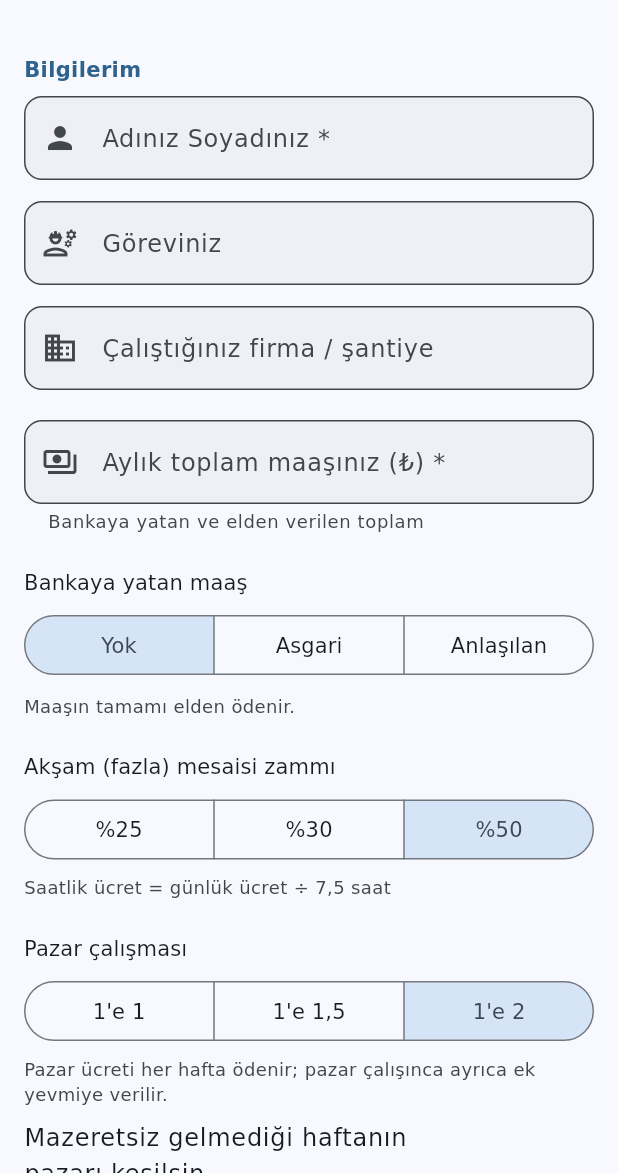
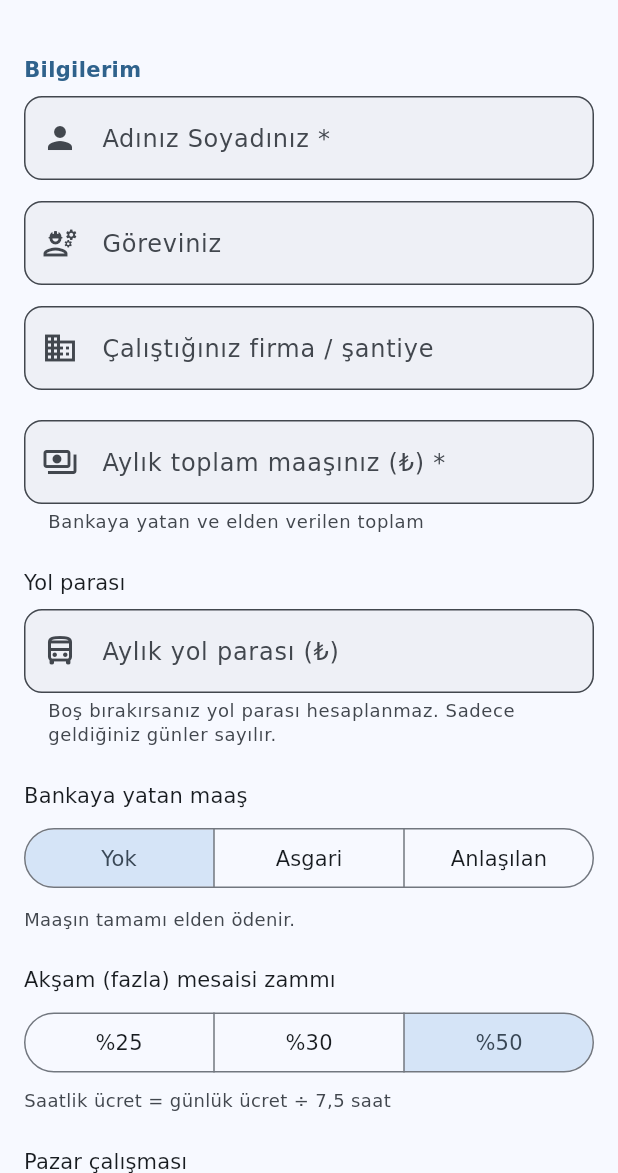
Before and after one commit to eymennegeeokurr-rgb/puantajim, a Flutter app: the AyarlarSayfasi screen opened directly, on a phone screen of 412 x 824 dp, the part 63-1236 px from its top. Run offline on Flutter 3.47's test engine with Material 3 defaults, Android fonts, the phone set to English and light mode, and no system bars; our stand-ins replace cloud_firestore, firebase_auth, firebase_core, pdf, share_plus, shared_preferences and 1 more; missing offline and left inert: dart:js_interop, excel, file_selector; accounts and stored records are empty.

Commit message:
Yol parası eklendi: Profilde aylık yol parasını girin, sadece geldiğiniz günler için hesaplanıp eldene eklenir.
Co-Authored-By: Claude Opus 5.5 <noreply@anthropic.com>
Claude-Session: https://claude.ai/code/session_01UjLxBpoCwQLUPz8Vx6kmnr

```diff
--- a/lib/models/profil.dart
+++ b/lib/models/profil.dart
@@ -56,6 +56,16 @@ class Profil {
   /// true: Haftada mazeretsiz "Gelmedim" varsa o haftanın pazar ücreti kesilir
   final bool pazarKesintisi;
 
+  // ---- Yol parası ----
+
+  /// Kişinin kendi belirlediği AYLIK yol parası (0 = yol parası yok).
+  /// Aya bölünür; sadece gelinen günler (Geldim, Yarım Gün) toplanır.
+  final double yolAylik;
+
+  /// false: aylık yol ÷ 30 = günlük yol
+  /// true : aylık yol ÷ ayın iş günü (pazar hariç) = günlük yol
+  final bool yolIsGununeBol;
+
   // ---- Banka / elden ----
 
   /// Bankaya yatan kısım: yok / asgari ücret / anlaşılan tutar
@@ -90,6 +100,8 @@ class Profil {
     this.molaSaat = 1.0,
     this.pazarEkYevmiye = 2,
     this.pazarKesintisi = true,
+    this.yolAylik = 0,
+    this.yolIsGununeBol = false,
     this.bankaTipi = BankaTipi.yok,
     this.bankaTutar = 0,
     this.hacizOrani = 0,
@@ -102,6 +114,9 @@ class Profil {
 
   /// Bir saatlik ücret karşılığı
   double get saatlikUcret => gunlukSaat > 0 ? gunlukUcret / gunlukSaat : 0;
+
+  /// Yol parası tanımlı mı?
+  bool get yolVar => yolAylik > 0;
 
   /// "1'e 2" gibi pazar oranı yazısı
   String get pazarEtiketi {
@@ -130,6 +145,8 @@ class Profil {
         'molaSaat': molaSaat,
         'pazarEkYevmiye': pazarEkYevmiye,
         'pazarKesintisi': pazarKesintisi,
+        'yolAylik': yolAylik,
+        'yolIsGununeBol': yolIsGununeBol,
         'bankaTipi': bankaTipi.name,
         'bankaTutar': bankaTutar,
         'hacizOrani': hacizOrani,
@@ -149,6 +166,8 @@ class Profil {
         molaSaat: (j['molaSaat'] as num?)?.toDouble() ?? 1.0,
         pazarEkYevmiye: (j['pazarEkYevmiye'] as num?)?.toDouble() ?? 2,
         pazarKesintisi: (j['pazarKesintisi'] as bool?) ?? true,
+        yolAylik: (j['yolAylik'] as num?)?.toDouble() ?? 0,
+        yolIsGununeBol: (j['yolIsGununeBol'] as bool?) ?? false,
         bankaTipi: BankaTipiX.adindan(j['bankaTipi'] as String?),
         bankaTutar: (j['bankaTutar'] as num?)?.toDouble() ?? 0,
         hacizOrani: (j['hacizOrani'] as num?)?.toDouble() ?? 0,
--- a/lib/services/hesaplama.dart
+++ b/lib/services/hesaplama.dart
@@ -58,6 +58,13 @@ class AylikOzet {
   final double avans;
   final double kesinti;
 
+  // ---- Yol parası ----
+  final double yolAylik; // Kişinin belirlediği aylık yol parası
+  final bool yolIsGununeBol; // true: iş gününe (pazar hariç), false: 30'a bölünür
+  final int yolBolen; // Aylık yolun bölündüğü gün (30 veya ayın iş günü)
+  final double yolGunluk; // Bir günlük yol parası
+  final int yolGunu; // Yol parası hesaplanan (gelinen) gün
+
   // ---- Rapor ----
   final int raporGunu; // Bu aydaki raporlu gün
   final double sgkOdenekGunu; // SGK'nın ödeme yaptığı gün (oran farkı dahil değil)
@@ -96,6 +103,11 @@ class AylikOzet {
     required this.ekOdeme,
     required this.avans,
     required this.kesinti,
+    this.yolAylik = 0,
+    this.yolIsGununeBol = false,
+    this.yolBolen = 30,
+    this.yolGunluk = 0,
+    this.yolGunu = 0,
     required this.raporGunu,
     required this.sgkOdenekGunu,
     required this.sgkGunlukKazanc,
@@ -127,8 +139,15 @@ class AylikOzet {
   /// Kesilen pazar sayısı
   int get kesilenPazar => kesilenPazarGunleri.length;
 
-  /// Toplam hak: temel ücret + mesai + pazar çalışması + ek ödemeler
-  double get brut => temelUcret + mesaiUcreti + pazarCalismaUcreti + ekOdeme;
+  /// Yol parası tanımlı mı?
+  bool get yolVar => yolAylik > 0;
+
+  /// Bu ay hak edilen yol parası: gelinen gün × günlük yol
+  double get yolParasi => yolGunu * yolGunluk;
+
+  /// Toplam hak: temel ücret + mesai + pazar çalışması + yol + ek ödemeler
+  double get brut =>
+      temelUcret + mesaiUcreti + pazarCalismaUcreti + yolParasi + ekOdeme;
 
   /// SGK'nın ödediği ve işverenin ödeyeceğinden düşülen tutar
   /// (sadece "rapor tam ödenir" açıkken düşülür)
@@ -147,6 +166,7 @@ class AylikOzet {
   double get bankayaYatan => bankaHakedis - haciz;
 
   /// Elden ödenecek: işverenin toplam ödemesi − bankaya giden (haciz dahil)
+  /// (Yol parası bankaya yatmaz, eldene eklenir.)
   double get elden => net - bankaHakedis;
 
   bool get bankaVar => bankaTipi != BankaTipi.yok && bankaAylik > 0;
@@ -166,7 +186,10 @@ class AylikOzet {
 ///     ek yevmiye (1'e 1 / 1'e 1,5 / 1'e 2) ödenir.
 ///   Günlük       = maaş ÷ 30,  Temel = ödenen gün × günlük
 ///   Mesai        = mesai saati × (günlük ÷ 7,5) × 1,5
-///   Toplam hak   = temel + mesai + ek ödeme
+///   YOL PARASI   = kişinin belirlediği aylık yol ÷ (30 veya ayın iş günü)
+///                  × gelinen gün (Geldim ve Yarım Gün = 1, pazar çalışması dahil).
+///                  Gelmedi, izin, rapor, tatil ve girilmemiş günlerde yol yok.
+///   Toplam hak   = temel + mesai + pazar çalışması + yol + ek ödeme
 ///
 /// RAPOR (SGK geçici iş göremezlik ödeneği, tahmini):
 ///   Günlük kazanç = SGK brüt ÷ 30 (en az brüt asgari/30, en fazla 9 katı)
@@ -181,11 +204,26 @@ class AylikOzet {
 ///   Haciz        = banka × oran (1/4 veya 1/10) → icraya
 ///   Bankaya net  = banka − haciz
 ///   Elden        = (toplam hak − SGK payı − avans − kesinti) − banka
+///                  (yol parası eldene dahildir)
 class Hesaplama {
   Hesaplama._();
 
   static String _anahtar(DateTime t) =>
       '${t.year.toString().padLeft(4, '0')}-${t.month.toString().padLeft(2, '0')}-${t.day.toString().padLeft(2, '0')}';
+
+  /// Ayın iş günü sayısı (Pazar hariç tüm günler)
+  static int isGunuSayisi(int yil, int ay) {
+    final gunSayisi = DateTime(yil, ay + 1, 0).day;
+    var n = 0;
+    for (var g = 1; g <= gunSayisi; g++) {
+      if (DateTime(yil, ay, g).weekday != DateTime.sunday) n++;
+    }
+    return n;
+  }
+
+  /// Yol parası sayılan gün mü? (işe gelinen gün)
+  static bool yolSayilir(GunDurumu d) =>
+      d == GunDurumu.geldi || d == GunDurumu.yarimGun;
 
   static AylikOzet hesapla({
     required Profil profil,
@@ -213,7 +251,6 @@ class Hesaplama {
       harita[k.tarih] = k;
       if (k.durum == GunDurumu.raporlu) raporGunu++;
     }
-
 
     double ekOdeme = 0, avans = 0, kesinti = 0;
     for (final h in hareketler) {
@@ -264,7 +301,10 @@ class Hesaplama {
     //  - Hafta tatili ücreti (1 gün): çalışsa da çalışmasa da ödenir.
     //    Ancak o hafta mazeretsiz "Gelmedim" varsa kesilir (ayar açıksa).
     //  - Pazar çalıştıysa ("Geldim"): ayrıca [pazarEkYevmiye] kadar ek yevmiye.
+    //
+    // YOL: Geldim / Yarım Gün girilen her gün (pazar dahil) 1 gün yol sayılır.
     double ucretliToplam = 0, primToplam = 0, pazarCalisma = 0;
+    var yolGunu = 0;
     final otomatikTatil = <int>{};
     final kesilenPazar = <int>{};
     var isaretsiz = 0;
@@ -275,6 +315,8 @@ class Hesaplama {
       final pazar = t.weekday == DateTime.sunday;
       final pazarKesilir = pazar && profil.pazarKesintisi && haftadaGelmedi(t);
       double ucretli = 0, prim = 0;
+
+      if (k != null && yolSayilir(k.durum)) yolGunu++;
 
       if (pazar && (k == null || k.durum.pazarTatilUcretiAlir)) {
         if (k == null && t.isAfter(bugunGun)) {
@@ -326,6 +368,12 @@ class Hesaplama {
       odenenGun = odenenGunlukte;
       temel = odenenGunlukte * gunluk;
     }
+
+    // ---- Yol parası: aylık yol ÷ (30 veya ayın iş günü)
+    final yolBolen =
+        profil.yolIsGununeBol ? isGunuSayisi(ay.year, ay.month) : 30;
+    final yolGunluk =
+        profil.yolAylik > 0 && yolBolen > 0 ? profil.yolAylik / yolBolen : 0.0;
 
     // ---- SGK rapor parası (tahmini)
     // Rapor ardışık günlerden oluşur; önceki aydan devam eden rapor da sayılır
@@ -388,6 +436,11 @@ class Hesaplama {
       ekOdeme: ekOdeme,
       avans: avans,
       kesinti: kesinti,
+      yolAylik: profil.yolAylik,
+      yolIsGununeBol: profil.yolIsGununeBol,
+      yolBolen: yolBolen,
+      yolGunluk: yolGunluk,
+      yolGunu: profil.yolAylik > 0 ? yolGunu : 0,
       raporGunu: raporGunu,
       sgkOdenekGunu: sgkGun,
       sgkGunlukKazanc: sgkGunluk,
--- a/lib/services/rapor_uretici.dart
+++ b/lib/services/rapor_uretici.dart
@@ -50,6 +50,14 @@ class RaporUretici {
     ];
   }
 
+  /// Yol parası açıklaması: "18 gün × 250,00 ₺ (aylık 7.500 ₺ ÷ 30)"
+  String get _yolAciklama {
+    final o = ozet;
+    final bolen = o.yolIsGununeBol ? '${o.yolBolen} iş günü' : '30';
+    return 'Yol parası (${o.yolGunu} gün × ${Bicim.para(o.yolGunluk)}, '
+        'aylık ${Bicim.para(o.yolAylik)} ÷ $bolen)';
+  }
+
   /// Hesap dökümü satırları (PDF ve Excel ortak)
   /// Tamamı büyük harf olan satırlar (TOPLAM, KALAN, ELDEN...) vurgulu gösterilir
   static bool vurgulu(String etiket) =>
@@ -90,6 +98,7 @@ class RaporUretici {
           'Fazla mesai (${Bicim.sayi(o.mesaiSaat)} sa × ${Bicim.para(o.saatlikUcret)}, ${profil.mesaiZamEtiketi} zamlı)',
           '+ ${Bicim.para(o.mesaiUcreti)}'
         ),
+      if (o.yolVar) (_yolAciklama, '+ ${Bicim.para(o.yolParasi)}'),
       if (o.ekOdeme > 0) ('Ek ödeme / prim', '+ ${Bicim.para(o.ekOdeme)}'),
       ('TOPLAM HAKEDİŞ', Bicim.para(o.brut)),
       if (o.raporGunu > 0 && o.raporTamOdenir)
@@ -107,7 +116,11 @@ class RaporUretici {
   List<(String, String)> get odemeSatirlari {
     final o = ozet;
     if (!o.bankaVar) {
-      return [('ELDEN ÖDENECEK', Bicim.para(o.net))];
+      return [
+        ('ELDEN ÖDENECEK', Bicim.para(o.net)),
+        if (o.yolParasi > 0)
+          ('(Eldene dahil yol parası)', Bicim.para(o.yolParasi)),
+      ];
     }
     final kaynak = o.bankaTipi == BankaTipi.asgari
         ? '${o.asgariYili} net asgari ücret'
@@ -120,6 +133,8 @@ class RaporUretici {
         ('Haciz kesintisi (${o.hacizEtiketi}, icraya gider)', '− ${Bicim.para(o.haciz)}'),
       ('BANKAYA NET YATACAK', Bicim.para(o.bankayaYatan)),
       ('ELDEN ÖDENECEK', Bicim.para(o.elden)),
+      if (o.yolParasi > 0)
+        ('(Eldene dahil yol parası)', Bicim.para(o.yolParasi)),
       if (o.raporGunu > 0)
         (
           'SGK rapor parası (ayrıca SGK yatırır, tahmini)',
@@ -203,6 +218,12 @@ class RaporUretici {
                   '${Bicim.kisaTarih(ozet.ay)} - ${Bicim.kisaTarih(DateTime(ozet.ay.year, ozet.ay.month, ozet.gunSayisi))}',
                   'Normal Mesai',
                   'Günde ${Bicim.sayi(profil.gunlukSaat)} saat'),
+              if (ozet.yolVar)
+                _bilgiSatiri(
+                    'Yol Parası',
+                    'Aylık ${Bicim.para(ozet.yolAylik)}',
+                    'Günlük Yol',
+                    '${Bicim.para(ozet.yolGunluk)} (÷ ${ozet.yolIsGununeBol ? '${ozet.yolBolen} iş günü' : '30'})'),
             ],
           ),
           pw.SizedBox(height: 10),
@@ -314,6 +335,13 @@ class RaporUretici {
                 '"Kesildi": o hafta mazeretsiz devamsızlık olduğu için hafta tatili ücreti ödenmedi.',
                 style: const pw.TextStyle(fontSize: 8, color: PdfColors.grey700)),
           ],
+          if (ozet.yolVar) ...[
+            pw.SizedBox(height: 4),
+            pw.Text(
+                'Yol parası sadece gelinen günler (Geldi, Yarım Gün, Pazar Çalıştı) için hesaplandı; '
+                'gelinmeyen, izinli, raporlu ve tatil günlerinin yolu sayılmadı.',
+                style: const pw.TextStyle(fontSize: 8, color: PdfColors.grey700)),
+          ],
           if (ozet.isaretsizGun > 0) ...[
             pw.SizedBox(height: 8),
             pw.Text(
@@ -353,6 +381,7 @@ class RaporUretici {
       for (final d in GunDurumu.values)
         if (ozet.adet(d) > 0) [d.raporEtiketi, '${ozet.adet(d)}'],
       ['Toplam mesai', '${Bicim.sayi(ozet.mesaiSaat)} saat'],
+      if (ozet.yolVar) ['Yol sayılan gün', '${ozet.yolGunu}'],
       if (ozet.isaretsizGun > 0) ['Girilmemiş gün', '${ozet.isaretsizGun}'],
     ];
     return pw.Container(
@@ -471,6 +500,17 @@ class RaporUretici {
       DoubleCellValue(ozet.mesaiSaat),
     ]);
     _kalinYap(p, p.maxRows - 1, 6, kalin);
+    if (ozet.yolVar) {
+      p.appendRow([
+        TextCellValue('YOL SAYILAN GÜN'),
+        TextCellValue(''),
+        TextCellValue(''),
+        TextCellValue(''),
+        TextCellValue(''),
+        IntCellValue(ozet.yolGunu),
+      ]);
+      _kalinYap(p, p.maxRows - 1, 6, kalin);
+    }
     p.setColumnWidth(0, 12);
     p.setColumnWidth(1, 6);
     p.setColumnWidth(2, 15);
@@ -492,6 +532,9 @@ class RaporUretici {
       }
     }
     h.appendRow([TextCellValue('Toplam mesai (saat)'), DoubleCellValue(ozet.mesaiSaat)]);
+    if (ozet.yolVar) {
+      h.appendRow([TextCellValue('Yol sayılan gün'), IntCellValue(ozet.yolGunu)]);
+    }
     if (ozet.isaretsizGun > 0) {
       h.appendRow([TextCellValue('Girilmemiş gün'), IntCellValue(ozet.isaretsizGun)]);
     }
@@ -518,6 +561,9 @@ class RaporUretici {
       }
     }
     h.appendRow([TextCellValue('Elden (sayı)'), DoubleCellValue(_yuvarla(ozet.elden))]);
+    if (ozet.yolVar) {
+      h.appendRow([TextCellValue('Yol parası (sayı)'), DoubleCellValue(_yuvarla(ozet.yolParasi))]);
+    }
     h.cell(CellIndex.indexByColumnRow(columnIndex: 0, rowIndex: 0)).cellStyle = kalin;
     h.setColumnWidth(0, 55);
     h.setColumnWidth(1, 20);
--- a/lib/widgets/profil_formu.dart
+++ b/lib/widgets/profil_formu.dart
@@ -28,6 +28,7 @@ class _ProfilFormuState extends State<ProfilFormu> {
       _gorev,
       _firma,
       _ucret,
+      _yol,
       _saat,
       _mola,
       _banka,
@@ -38,6 +39,7 @@ class _ProfilFormuState extends State<ProfilFormu> {
   late double _mesaiKatsayi; // 1.25 / 1.30 / 1.50
   late double _pazarEk; // 1 / 1.5 / 2
   late bool _pazarKesintisi;
+  late bool _yolIsGunu; // false: 30'a böl, true: iş gününe böl
   bool _gelismis = false;
   bool _kaydediliyor = false;
 
@@ -52,6 +54,7 @@ class _ProfilFormuState extends State<ProfilFormu> {
     _gorev = TextEditingController(text: p?.gorev ?? '');
     _firma = TextEditingController(text: p?.firma ?? '');
     _ucret = TextEditingController(text: _tutarYazi(p?.ucret ?? 0));
+    _yol = TextEditingController(text: _tutarYazi(p?.yolAylik ?? 0));
     _saat = TextEditingController(text: Bicim.sayi(p?.gunlukSaat ?? 7.5));
     _mola = TextEditingController(text: Bicim.sayi(p?.molaSaat ?? 1));
     _banka = TextEditingController(text: _tutarYazi(p?.bankaTutar ?? 0));
@@ -67,13 +70,25 @@ class _ProfilFormuState extends State<ProfilFormu> {
     _pazarEk = p?.pazarEkYevmiye ?? 2;
     if (![1.0, 1.5, 2.0].contains(_pazarEk)) _pazarEk = 2;
     _pazarKesintisi = p?.pazarKesintisi ?? true;
+    _yolIsGunu = p?.yolIsGununeBol ?? false;
     _ucret.addListener(() => setState(() {}));
+    _yol.addListener(() => setState(() {}));
     _banka.addListener(() => setState(() {}));
   }
 
   @override
   void dispose() {
-    for (final c in [_ad, _gorev, _firma, _ucret, _saat, _mola, _banka, _sgkBrut]) {
+    for (final c in [
+      _ad,
+      _gorev,
+      _firma,
+      _ucret,
+      _yol,
+      _saat,
+      _mola,
+      _banka,
+      _sgkBrut
+    ]) {
       c.dispose();
     }
     super.dispose();
@@ -93,6 +108,8 @@ class _ProfilFormuState extends State<ProfilFormu> {
       mesaiKatsayisi: _mesaiKatsayi,
       pazarEkYevmiye: _pazarEk,
       pazarKesintisi: _pazarKesintisi,
+      yolAylik: Bicim.sayiOku(_yol.text) ?? 0,
+      yolIsGununeBol: _yolIsGunu,
       molaSaat: Bicim.sayiOku(_mola.text) ?? 1,
       bankaTipi: _bankaTipi,
       bankaTutar:
@@ -114,7 +131,10 @@ class _ProfilFormuState extends State<ProfilFormu> {
   Widget build(BuildContext context) {
     final renk = Theme.of(context).colorScheme;
     final ucret = Bicim.sayiOku(_ucret.text);
-    final asgari = AsgariUcret.yil(DateTime.now().year);
+    final yol = Bicim.sayiOku(_yol.text);
+    final simdi = DateTime.now();
+    final asgari = AsgariUcret.yil(simdi.year);
+    final buAyIsGunu = Hesaplama.isGunuSayisi(simdi.year, simdi.month);
     const bosluk = SizedBox(height: 14);
     const sayiKlavye = TextInputType.numberWithOptions(decimal: true);
     final sayiFiltre = [FilteringTextInputFormatter.allow(RegExp(r'[0-9.,]'))];
@@ -187,6 +207,55 @@ class _ProfilFormuState extends State<ProfilFormu> {
           ),
 
           // ------------------------------------------------------------------
+          baslik('Yol parası'),
+          TextFormField(
+            controller: _yol,
+            keyboardType: sayiKlavye,
+            inputFormatters: sayiFiltre,
+            decoration: const InputDecoration(
+              labelText: 'Aylık yol parası (₺)',
+              prefixIcon: Icon(Icons.directions_bus_outlined),
+              helperText:
+                  'Boş bırakırsanız yol parası hesaplanmaz. Sadece geldiğiniz günler sayılır.',
+              helperMaxLines: 2,
+            ),
+            validator: (v) {
+              if (v == null || v.trim().isEmpty) return null;
+              final d = Bicim.sayiOku(v);
+              if (d == null || d < 0) return 'Geçerli bir tutar girin';
+              return null;
+            },
+          ),
+          if (yol != null && yol > 0) ...[
+            const SizedBox(height: 10),
+            SegmentedButton<bool>(
+              showSelectedIcon: false,
+              segments: const [
+                ButtonSegment(value: false, label: Text('30 güne böl')),
+                ButtonSegment(value: true, label: Text('İş gününe böl')),
+              ],
+              selected: {_yolIsGunu},
+              onSelectionChanged: (s) => setState(() => _yolIsGunu = s.first),
+            ),
+            const SizedBox(height: 6),
+            Text(
+              _yolIsGunu
+                  ? 'Bu ay $buAyIsGunu iş günü (pazar hariç) → günlük yol '
+                      '${Bicim.para(yol / buAyIsGunu)}. Her ay o ayın iş gününe bölünür; '
+                      'ayın tamamına gelen yolun tamamını alır.'
+                  : 'Günlük yol ${Bicim.para(yol / 30)} (aylık ÷ 30). '
+                      'Geldiğiniz her gün bu kadar eklenir.',
+              style: aciklamaStil,
+            ),
+            const SizedBox(height: 2),
+            Text(
+              'Geldim ve Yarım Gün sayılır (pazar çalışması dahil). Gelmedim, izin, '
+              'rapor, tatil ve girilmemiş günlerin yolu sayılmaz. Yol parası eldene eklenir.',
+              style: aciklamaStil,
+            ),
+          ],
+
+          // ------------------------------------------------------------------
           baslik('Bankaya yatan maaş'),
           SegmentedButton<BankaTipi>(
             showSelectedIcon: false,
@@ -236,7 +305,8 @@ class _ProfilFormuState extends State<ProfilFormu> {
               ),
               child: Text(
                 '30 gün tam çalışınca:  Banka ${Bicim.para(bankaAylik)}  •  '
-                'Elden ${Bicim.para(ucret - bankaAylik)}',
+                'Elden ${Bicim.para(ucret - bankaAylik)}'
+                '${yol != null && yol > 0 ? ' + yol' : ''}',
                 style: const TextStyle(fontSize: 13, fontWeight: FontWeight.w600),
               ),
             ),
```
Also changed, not shown: 2 other files.
